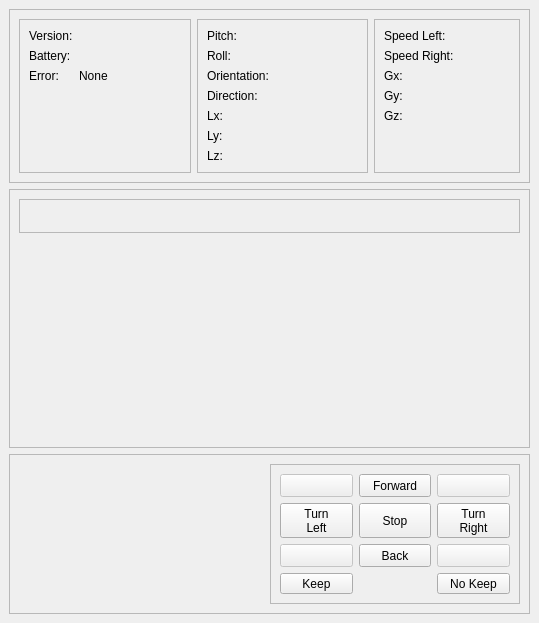
n800sau/roborep, file gui/robotarr-qt4/gui/mainwindow.ui: the form before one commit.
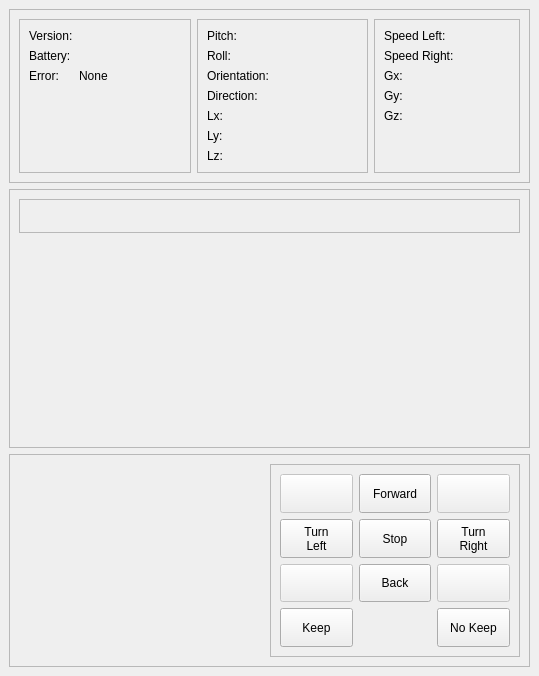
The form after the commit. Custom widgets are drawn as their Qt base class.

```diff
--- a/gui/robotarr-qt4/gui/mainwindow.ui
+++ b/gui/robotarr-qt4/gui/mainwindow.ui
@@ -7,7 +7,7 @@
     <x>0</x>
     <y>0</y>
     <width>539</width>
-    <height>621</height>
+    <height>676</height>
    </rect>
   </property>
   <property name="windowTitle">
```
Left out of the diff: 6 changed lines with no effect on the pictures.
